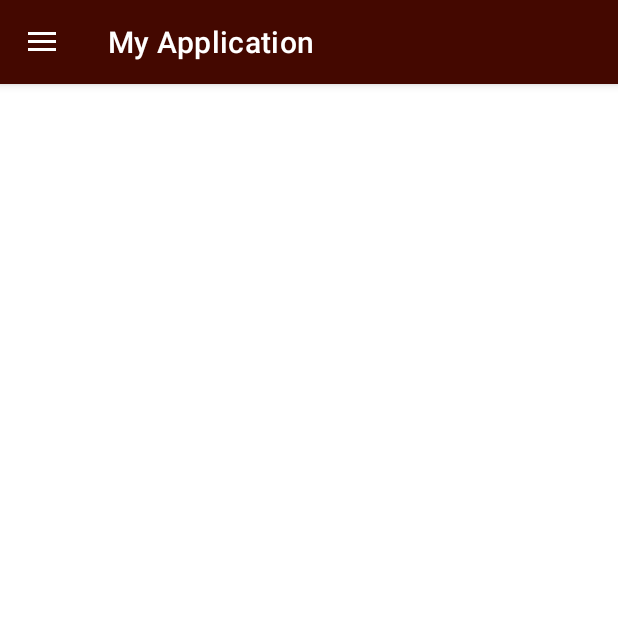
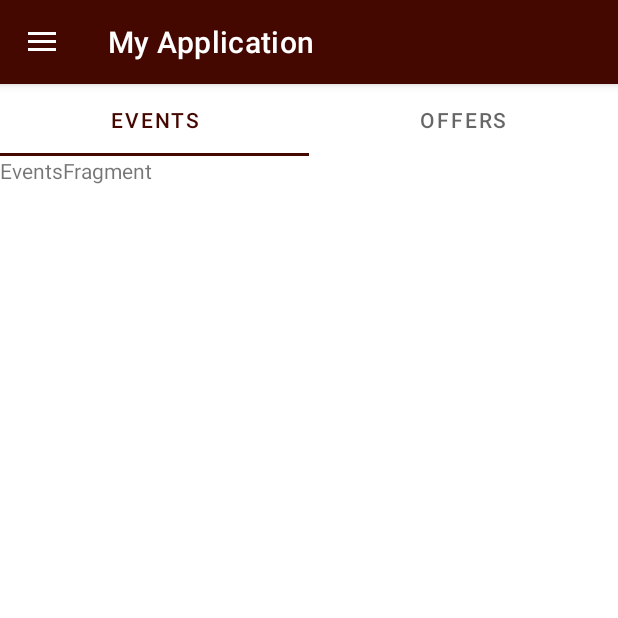
Before and after one commit to Lachlangolsby/EveryWhen-Indigenous-Australians-Education-App, an Android app: the EventsOffers screen opened directly, with no data from a screen before it, on a phone screen of 412 x 824 dp, the top half of it. Run offline under Robolectric (Android 15) with nearby library versions, the phone set to English and light mode, and no system bars.

Commit message:
Tabs for events and offers page

```diff
--- a/app/build.gradle
+++ b/app/build.gradle
@@ -37,6 +37,7 @@ dependencies {
     implementation 'androidx.recyclerview:recyclerview:1.1.0'
     implementation 'com.google.firebase:firebase-auth:20.0.1'
     implementation 'com.google.firebase:firebase-database:20.0.0'
+    implementation 'androidx.legacy:legacy-support-v4:1.0.0'
     testImplementation 'junit:junit:4.+'
     androidTestImplementation 'androidx.test.ext:junit:1.1.2'
     androidTestImplementation 'androidx.test.espresso:espresso-core:3.3.0'
--- a/app/src/main/AndroidManifest.xml
+++ b/app/src/main/AndroidManifest.xml
@@ -9,10 +9,10 @@
         android:roundIcon="@mipmap/ic_launcher_round"
         android:supportsRtl="true"
         android:theme="@style/Theme.MyApplication">
-        <activity android:name=".SignUp"></activity>
+        <activity android:name=".EventsOffers"></activity>
+        <activity android:name=".SignUp" />
         <activity android:name=".ResetPassword" />
         <activity android:name=".Login" />
-        <activity android:name=".EventsDiscounts" />
         <activity android:name=".Maps" />
         <activity android:name=".ArtGallery" />
         <activity android:name=".MainActivity">
--- a/app/src/main/java/com/example/infs3605/ArtGallery.java
+++ b/app/src/main/java/com/example/infs3605/ArtGallery.java
@@ -58,7 +58,7 @@ public class ArtGallery extends AppCompatActivity {
                 case R.id.mModule3:
                     Toast.makeText(ArtGallery.this, "EventsDiscounts", Toast.LENGTH_SHORT);
                     drawerLayout.closeDrawers();
-                    Intent activityChangeIntentFG = new Intent(ArtGallery.this, EventsDiscounts.class);
+                    Intent activityChangeIntentFG = new Intent(ArtGallery.this, EventsOffers.class);
                     ArtGallery.this.startActivity(activityChangeIntentFG);
                     break;
                 case R.id.mShare:
--- /dev/null
+++ b/app/src/main/java/com/example/infs3605/EventsFragment.java
@@ -0,0 +1,64 @@
+package com.example.infs3605;
+
+import android.os.Bundle;
+
+import androidx.fragment.app.Fragment;
+
+import android.view.LayoutInflater;
+import android.view.View;
+import android.view.ViewGroup;
+
+/**
+ * A simple {@link Fragment} subclass.
+ * Use the {@link EventsFragment#newInstance} factory method to
+ * create an instance of this fragment.
+ */
+public class EventsFragment extends Fragment {
+
+    // TODO: Rename parameter arguments, choose names that match
+    // the fragment initialization parameters, e.g. ARG_ITEM_NUMBER
+    private static final String ARG_PARAM1 = "param1";
+    private static final String ARG_PARAM2 = "param2";
+
+    // TODO: Rename and change types of parameters
+    private String mParam1;
+    private String mParam2;
+
+    public EventsFragment() {
+        // Required empty public constructor
+    }
+
+    /**
+     * Use this factory method to create a new instance of
+     * this fragment using the provided parameters.
+     *
+     * @param param1 Parameter 1.
+     * @param param2 Parameter 2.
+     * @return A new instance of fragment EventsFragment.
+     */
+    // TODO: Rename and change types and number of parameters
+    public static EventsFragment newInstance(String param1, String param2) {
+        EventsFragment fragment = new EventsFragment();
+        Bundle args = new Bundle();
+        args.putString(ARG_PARAM1, param1);
+        args.putString(ARG_PARAM2, param2);
+        fragment.setArguments(args);
+        return fragment;
+    }
+
+    @Override
+    public void onCreate(Bundle savedInstanceState) {
+        super.onCreate(savedInstanceState);
+        if (getArguments() != null) {
+            mParam1 = getArguments().getString(ARG_PARAM1);
+            mParam2 = getArguments().getString(ARG_PARAM2);
+        }
+    }
+
+    @Override
+    public View onCreateView(LayoutInflater inflater, ViewGroup container,
+                             Bundle savedInstanceState) {
+        // Inflate the layout for this fragment
+        return inflater.inflate(R.layout.fragment_events, container, false);
+    }
+}
--- a/app/src/main/java/com/example/infs3605/EventsDiscounts.java
+++ b/app/src/main/java/com/example/infs3605/EventsOffers.java
@@ -1,21 +1,27 @@
 package com.example.infs3605;
-
-import androidx.annotation.NonNull;
-import androidx.appcompat.app.ActionBarDrawerToggle;
-import androidx.appcompat.app.AppCompatActivity;
-import androidx.drawerlayout.widget.DrawerLayout;
 
 import android.content.Intent;
 import android.os.Bundle;
 import android.view.MenuItem;
 import android.widget.Toast;
 
+import androidx.annotation.NonNull;
+import androidx.appcompat.app.ActionBarDrawerToggle;
+import androidx.appcompat.app.AppCompatActivity;
+import androidx.drawerlayout.widget.DrawerLayout;
+import androidx.fragment.app.FragmentManager;
+import androidx.viewpager2.widget.ViewPager2;
+
 import com.google.android.material.navigation.NavigationView;
+import com.google.android.material.tabs.TabLayout;
 
-public class EventsDiscounts extends AppCompatActivity {
+public class EventsOffers extends AppCompatActivity {
     DrawerLayout drawerLayout;
     NavigationView navigationView;
     ActionBarDrawerToggle toggle;
+    TabLayout tabLayout;
+    ViewPager2 pager2;
+    EventsOffersFragmentAdapter adapter;
 
     @Override
     protected void onCreate(Bundle savedInstanceState) {
@@ -26,6 +32,40 @@ public class EventsDiscounts extends AppCompatActivity {
         // Identifying the Page ID set in the xml (first few lines)
         drawerLayout = findViewById(R.id.EventsDiscounts);
 
+        // initialising views for tab layout
+        tabLayout = findViewById(R.id.tab_layout);
+        pager2 = findViewById(R.id.view_pager2);
+
+        FragmentManager fm = getSupportFragmentManager();
+        adapter = new EventsOffersFragmentAdapter(fm,getLifecycle());
+        pager2.setAdapter(adapter);
+
+        tabLayout.addTab(tabLayout.newTab().setText("Events"));
+        tabLayout.addTab(tabLayout.newTab().setText("Offers"));
+
+        tabLayout.addOnTabSelectedListener(new TabLayout.OnTabSelectedListener() {
+            @Override
+            public void onTabSelected(TabLayout.Tab tab) {
+                pager2.setCurrentItem(tab.getPosition());
+            }
+
+            @Override
+            public void onTabUnselected(TabLayout.Tab tab) {
+
+            }
+
+            @Override
+            public void onTabReselected(TabLayout.Tab tab) {
+
+            }
+        });
+
+        pager2.registerOnPageChangeCallback(new ViewPager2.OnPageChangeCallback() {
+            @Override
+            public void onPageSelected(int position) {
+                tabLayout.selectTab(tabLayout.getTabAt(position));
+            }
+        });
         //action when navigation menu open and close
         toggle = new ActionBarDrawerToggle(this, drawerLayout, R.string.open, R.string.close);
         drawerLayout.addDrawerListener(toggle);
@@ -38,28 +78,28 @@ public class EventsDiscounts extends AppCompatActivity {
             public boolean onNavigationItemSelected(@NonNull MenuItem item) {
                 switch (item.getItemId()) {
                     case R.id.mHome:
-                        Toast.makeText(EventsDiscounts.this, "Profile page", Toast.LENGTH_SHORT);
-                        Intent activityChangeIntent = new Intent(EventsDiscounts.this, MainActivity.class);
-                        EventsDiscounts.this.startActivity(activityChangeIntent);
+                        Toast.makeText(EventsOffers.this, "Profile page", Toast.LENGTH_SHORT);
+                        Intent activityChangeIntent = new Intent(EventsOffers.this, MainActivity.class);
+                        EventsOffers.this.startActivity(activityChangeIntent);
                         drawerLayout.closeDrawers();
                         break;
                     case R.id.mModule1:
-                        Toast.makeText(EventsDiscounts.this, "ArtGallery", Toast.LENGTH_SHORT);
-                        Intent activityChangeIntentCalculator = new Intent(EventsDiscounts.this, ArtGallery.class);
-                        EventsDiscounts.this.startActivity(activityChangeIntentCalculator);
+                        Toast.makeText(EventsOffers.this, "ArtGallery", Toast.LENGTH_SHORT);
+                        Intent activityChangeIntentCalculator = new Intent(EventsOffers.this, ArtGallery.class);
+                        EventsOffers.this.startActivity(activityChangeIntentCalculator);
                         drawerLayout.closeDrawers();
                         break;
                     case R.id.mModule2:
-                        Toast.makeText(EventsDiscounts.this, "Maps", Toast.LENGTH_SHORT);
-                        Intent activityChangeIntentSmartInvesting = new Intent(EventsDiscounts.this, Maps.class);
-                        EventsDiscounts.this.startActivity(activityChangeIntentSmartInvesting);
+                        Toast.makeText(EventsOffers.this, "Maps", Toast.LENGTH_SHORT);
+                        Intent activityChangeIntentSmartInvesting = new Intent(EventsOffers.this, Maps.class);
+                        EventsOffers.this.startActivity(activityChangeIntentSmartInvesting);
                         drawerLayout.closeDrawers();
                         break;
                     case R.id.mModule3:
-                        Toast.makeText(EventsDiscounts.this, "EventsDiscounts", Toast.LENGTH_SHORT);
+                        Toast.makeText(EventsOffers.this, "EventsDiscounts", Toast.LENGTH_SHORT);
                         drawerLayout.closeDrawers();
-                        Intent activityChangeIntentFG = new Intent(EventsDiscounts.this, EventsDiscounts.class);
-                        EventsDiscounts.this.startActivity(activityChangeIntentFG);
+                        Intent activityChangeIntentFG = new Intent(EventsOffers.this, EventsOffers.class);
+                        EventsOffers.this.startActivity(activityChangeIntentFG);
                         break;
                     case R.id.mShare:
                         String shareMessage = "Join, it's fun and eductaional.";
--- /dev/null
+++ b/app/src/main/java/com/example/infs3605/EventsOffersFragmentAdapter.java
@@ -0,0 +1,31 @@
+package com.example.infs3605;
+
+import androidx.annotation.NonNull;
+import androidx.fragment.app.Fragment;
+import androidx.fragment.app.FragmentManager;
+import androidx.lifecycle.Lifecycle;
+import androidx.viewpager2.adapter.FragmentStateAdapter;
+
+public class EventsOffersFragmentAdapter extends FragmentStateAdapter {
+    public EventsOffersFragmentAdapter(@NonNull FragmentManager fragmentManager, @NonNull Lifecycle lifecycle) {
+        super(fragmentManager, lifecycle);
+    }
+
+    @NonNull
+    @Override
+    public Fragment createFragment(int position) {
+        switch (position)
+        {
+            case 1 :
+                return new OffersFragment();
+        }
+
+        return new EventsFragment();
+
+    }
+
+    @Override
+    public int getItemCount() {
+        return 2;
+    }
+}
--- a/app/src/main/java/com/example/infs3605/Maps.java
+++ b/app/src/main/java/com/example/infs3605/Maps.java
@@ -58,7 +58,7 @@ public class Maps extends AppCompatActivity {
                     case R.id.mModule3:
                         Toast.makeText(Maps.this, "EventsDiscounts", Toast.LENGTH_SHORT);
                         drawerLayout.closeDrawers();
-                        Intent activityChangeIntentFG = new Intent(Maps.this, EventsDiscounts.class);
+                        Intent activityChangeIntentFG = new Intent(Maps.this, EventsOffers.class);
                         Maps.this.startActivity(activityChangeIntentFG);
                         break;
                     case R.id.mShare:
--- a/app/src/main/res/layout/activity_events_discounts.xml
+++ b/app/src/main/res/layout/activity_events_discounts.xml
@@ -7,18 +7,23 @@
     android:id="@+id/EventsDiscounts"
     tools:context=".ArtGallery">
 
-    <androidx.constraintlayout.widget.ConstraintLayout
+    <RelativeLayout
         android:layout_width="match_parent"
         android:layout_height="match_parent"
+        tools:context=".ArtGallery">
 
-        android:text="Hello World!"
-        app:layout_constraintBottom_toBottomOf="parent"
-        app:layout_constraintLeft_toLeftOf="parent"
-        app:layout_constraintRight_toRightOf="parent"
-        app:layout_constraintTop_toTopOf="parent" />
+        <com.google.android.material.tabs.TabLayout
+            android:layout_width="match_parent"
+            android:layout_height="wrap_content"
+            android:id="@+id/tab_layout"
+            />
 
-
-
+            <androidx.viewpager2.widget.ViewPager2
+                android:id="@+id/view_pager2"
+                android:layout_width="match_parent"
+                android:layout_height="match_parent"
+                android:layout_below="@id/tab_layout" />
+    </RelativeLayout>
 
     <com.google.android.material.navigation.NavigationView
         android:id="@+id/nav_View"
--- /dev/null
+++ b/app/src/main/res/layout/fragment_events.xml
@@ -0,0 +1,15 @@
+<?xml version="1.0" encoding="utf-8"?>
+<FrameLayout xmlns:android="http://schemas.android.com/apk/res/android"
+    xmlns:tools="http://schemas.android.com/tools"
+    android:layout_width="match_parent"
+    android:layout_height="match_parent"
+    tools:context=".EventsFragment">
+
+    <!-- TODO: Update blank fragment layout -->
+    <TextView
+        android:layout_width="match_parent"
+        android:layout_height="match_parent"
+        android:text="EventsFragment"
+        />
+
+</FrameLayout>
--- a/app/src/main/res/values/strings.xml
+++ b/app/src/main/res/values/strings.xml
@@ -2,4 +2,6 @@
     <string name="app_name">My Application</string>
     <string name="open">Open</string>
     <string name="close">Close</string>
+    <!-- TODO: Remove or change this placeholder text -->
+    <string name="hello_blank_fragment">Hello blank fragment</string>
 </resources>
```
Also changed, not shown: app/src/main/java/com/example/infs3605/MainActivity.java (+22 -25 lines), app/src/main/java/com/example/infs3605/OffersFragment.java (added, +64 -0 lines), app/src/main/res/layout/fragment_offers.xml (added, +14 -0 lines).
